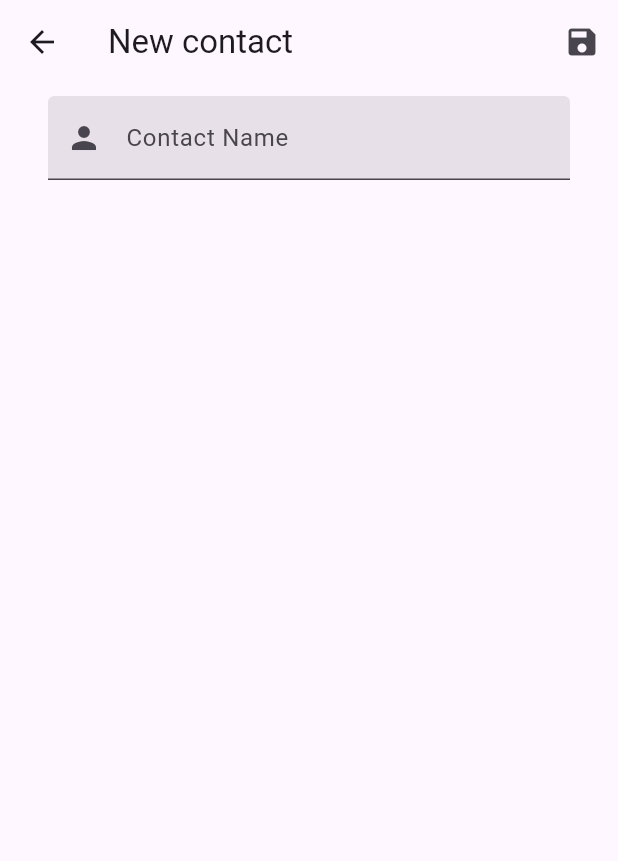
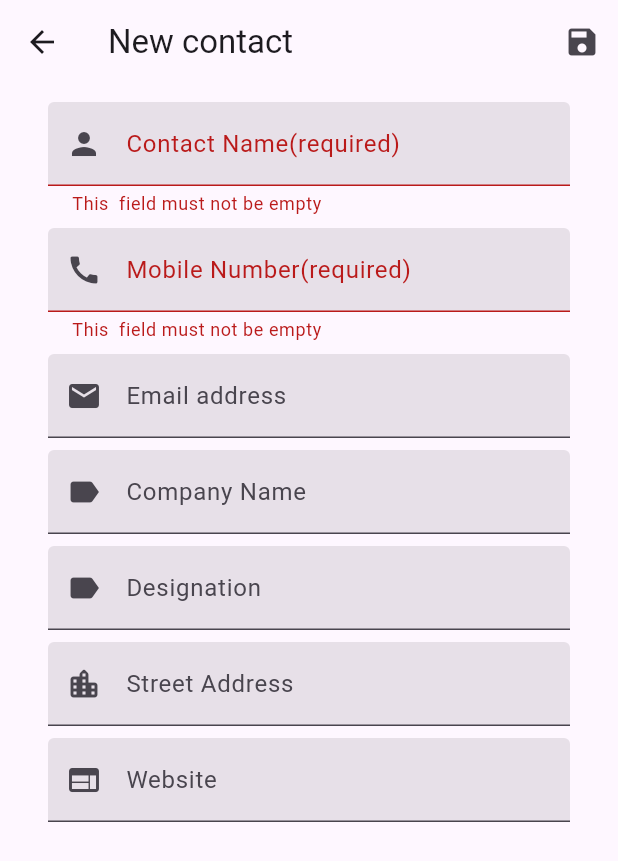
Before and after one commit to infosabbir/visiting_card, a Flutter app: the FormPage screen opened by its route, after a tap on the "save" icon, on a phone screen of 412 x 824 dp. Shown: the top 861 px of the screen. Run offline on Flutter 3.47's test engine with Material 3 defaults, Android fonts, the light colour scheme and no system bars; our stand-ins replace sqflite; accounts and stored records are empty.

Commit message:
contact model data file created

```diff
--- /dev/null
+++ b/lib/db/db_helper.dart
@@ -0,0 +1,8 @@
+import 'package:path/path.dart' as p;
+import 'package:sqflite/sqflite.dart';
+
+class DbHelper {
+  Future<Database>  _open() async {
+
+  }
+}
--- /dev/null
+++ b/lib/models/contact_model.dart
@@ -0,0 +1,73 @@
+const String tableContact = 'tbl_contact';
+const String tblContactId = 'id';
+const String tblContactName = 'name';
+const String tblContactMobile = 'mobile';
+const String tblContactEmail = 'email';
+const String tblContactAddress = 'address';
+const String tblContactWebsite = 'website';
+const String tblContactImage = 'image';
+const String tblContactFavorite = 'favorite';
+const String tblContactCompany = 'company';
+const String tblContactDesignation = 'designation';
+
+class ContactModel {
+  int id;
+  String name;
+  String mobile;
+  String email;
+  String company;
+  String designation;
+  String address;
+  String website;
+  bool favorite;
+  String image;
+
+  ContactModel({
+    this.id = -1,
+    required this.name,
+    required this.mobile,
+    this.email = '',
+    this.company = '',
+    this.designation = '',
+    this.address = '',
+    this.website = '',
+    this.favorite = false,
+    this.image = 'images/person.png',
+  });
+
+  Map<String, dynamic> toMap() {
+    final map = <String, dynamic>{
+      tblContactName: name,
+      tblContactMobile: mobile,
+      tblContactEmail: email,
+      tblContactCompany: company,
+      tblContactDesignation: designation,
+      tblContactAddress: address,
+      tblContactWebsite: website,
+      tblContactImage: image,
+      tblContactFavorite: favorite ? 1 : 0,
+    };
+    if (id > 0) {
+      map[tblContactId] = id;
+    }
+    return map;
+  }
+
+  factory ContactModel.fromMap(Map<String, dynamic> map) => ContactModel(
+        id: map[tblContactId],
+        name: map[tblContactName],
+        email: map[tblContactEmail],
+        mobile: map[tblContactMobile],
+        address: map[tblContactAddress],
+        company: map[tblContactCompany],
+        designation: map[tblContactDesignation],
+        website: map[tblContactWebsite],
+        image: map[tblContactImage],
+        favorite: map[tblContactFavorite] == 1 ? true : false,
+      );
+
+  @override
+  String toString() {
+    return 'ContactModel{id: $id, name: $name, mobile: $mobile, email: $email, company: $company, designation: $designation, address: $address, website: $website, favorite: $favorite, image: $image,}';
+  }
+}
--- a/lib/pages/form_page.dart
+++ b/lib/pages/form_page.dart
@@ -1,7 +1,9 @@
 import 'package:flutter/material.dart';
+import 'package:v_card/models/contact_model.dart';
 
 class FormPage extends StatefulWidget {
   static const String routeName = '/form';
+
   const FormPage({super.key});
 
   @override
@@ -16,6 +18,7 @@ class _FormPageState extends State<FormPage> {
   final companyController = TextEditingController();
   final addressController = TextEditingController();
   final websiteController = TextEditingController();
+  final formKey = GlobalKey<FormState>();
 
   @override
   Widget build(BuildContext context) {
@@ -30,14 +33,18 @@ class _FormPageState extends State<FormPage> {
         ],
       ),
       body: Form(
+        key: formKey,
         child: ListView(
           padding: const EdgeInsets.symmetric(horizontal: 32, vertical: 8),
           children: [
-            TextFormField(
+            Padding(
+              padding: const EdgeInsets.symmetric(vertical: 4.0),
+              child: TextFormField(
+                keyboardType: TextInputType.name,
                 controller: nameController,
                 decoration: const InputDecoration(
                   prefixIcon: Icon(Icons.person),
-                labelText: 'Contact Name',
+                  labelText: 'Contact Name(required)',
                   filled: true,
                 ),
                 validator: (value) {
@@ -50,13 +57,107 @@ class _FormPageState extends State<FormPage> {
                   return null;
                 },
               ),
+            ),
+            Padding(
+              padding: const EdgeInsets.symmetric(vertical: 4.0),
+              child: TextFormField(
+                keyboardType: TextInputType.phone,
+                controller: mobileController,
+                decoration: const InputDecoration(
+                  prefixIcon: Icon(Icons.call),
+                  labelText: 'Mobile Number(required)',
+                  filled: true,
+                ),
+                validator: (value) {
+                  if (value == null || value.isEmpty) {
+                    return 'This  field must not be empty';
+                  }
+                  if (value.length > 20) {
+                    return 'Name should not be more than 20 chars long';
+                  }
+                  return null;
+                },
+              ),
+            ),
+            Padding(
+              padding: const EdgeInsets.symmetric(vertical: 4.0),
+              child: TextFormField(
+                keyboardType: TextInputType.emailAddress,
+                controller: emailController,
+                decoration: const InputDecoration(
+                  prefixIcon: Icon(Icons.email),
+                  labelText: 'Email address',
+                  filled: true,
+                ),
+              ),
+            ),
+            Padding(
+              padding: const EdgeInsets.symmetric(vertical: 4.0),
+              child: TextFormField(
+                keyboardType: TextInputType.text,
+                controller: companyController,
+                decoration: const InputDecoration(
+                  prefixIcon: Icon(Icons.label),
+                  labelText: 'Company Name',
+                  filled: true,
+                ),
+              ),
+            ),
+            Padding(
+              padding: const EdgeInsets.symmetric(vertical: 4.0),
+              child: TextFormField(
+                keyboardType: TextInputType.text,
+                controller: designationController,
+                decoration: const InputDecoration(
+                  prefixIcon: Icon(Icons.label),
+                  labelText: 'Designation',
+                  filled: true,
+                ),
+              ),
+            ),
+            Padding(
+              padding: const EdgeInsets.symmetric(vertical: 4.0),
+              child: TextFormField(
+                keyboardType: TextInputType.streetAddress,
+                controller: addressController,
+                decoration: const InputDecoration(
+                  prefixIcon: Icon(Icons.location_city_rounded),
+                  labelText: 'Street Address',
+                  filled: true,
+                ),
+              ),
+            ),
+            Padding(
+              padding: const EdgeInsets.symmetric(vertical: 4.0),
+              child: TextFormField(
+                keyboardType: TextInputType.url,
+                controller: websiteController,
+                decoration: const InputDecoration(
+                  prefixIcon: Icon(Icons.web),
+                  labelText: 'Website',
+                  filled: true,
+                ),
+              ),
+            ),
           ],
         ),
       ),
     );
   }
 
-  void _saveContact() async {}
+  void _saveContact() async {
+    if (formKey.currentState!.validate()) {
+      final contact = ContactModel(
+        name: nameController.text,
+        mobile: mobileController.text,
+        email: emailController.text,
+        company: companyController.text,
+        designation: designationController.text,
+        address: addressController.text,
+        website: websiteController.text,
+      );
+    }
+  }
 
   @override
   void dispose() {
```
Also changed, not shown: pubspec.yaml (+7 -6 lines), images/person.png (added). Lines whose indentation alone changed are shown as unchanged.
